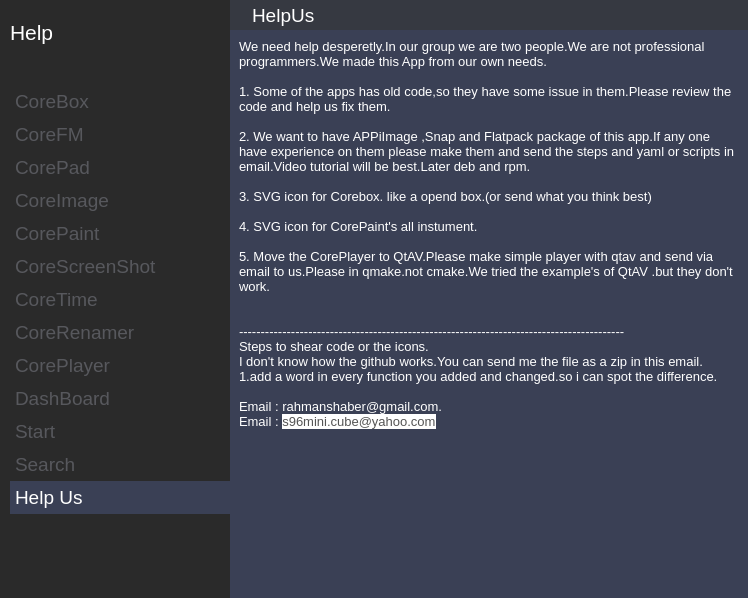
First picture: the form in app/help/help.ui, repository rahmanshaber/corebox, before the edit.
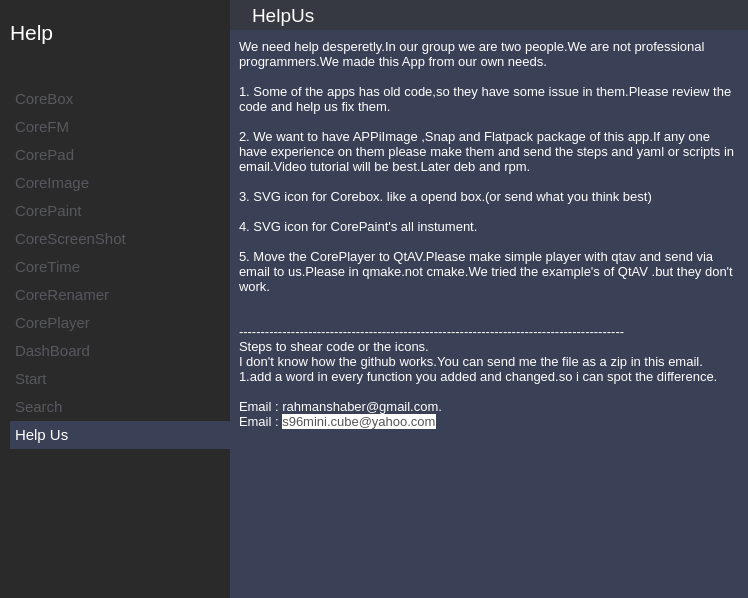
Second picture: the form after the edit. Icons and pictures are not drawn.

```diff
--- a/app/help/help.ui
+++ b/app/help/help.ui
@@ -875,7 +875,7 @@
        <widget class="QPushButton" name="corebox">
         <property name="font">
          <font>
-          <pointsize>14</pointsize>
+          <pointsize>11</pointsize>
          </font>
         </property>
         <property name="styleSheet">
@@ -911,7 +911,7 @@
        <widget class="QPushButton" name="corefm">
         <property name="font">
          <font>
-          <pointsize>14</pointsize>
+          <pointsize>11</pointsize>
          </font>
         </property>
         <property name="styleSheet">
@@ -947,7 +947,7 @@
        <widget class="QPushButton" name="corepad">
         <property name="font">
          <font>
-          <pointsize>14</pointsize>
+          <pointsize>11</pointsize>
          </font>
         </property>
         <property name="styleSheet">
@@ -983,7 +983,7 @@
        <widget class="QPushButton" name="coreimage">
         <property name="font">
          <font>
-          <pointsize>14</pointsize>
+          <pointsize>11</pointsize>
          </font>
         </property>
         <property name="styleSheet">
@@ -992,7 +992,7 @@
 padding: 5px 5px 5px 5px;
 }
 QPushButton:checked{
-background-color:#073B63; 
+background-color:#3A4055; 
 }
 QPushButton:!checked{
 color: #57585D ;
@@ -1019,7 +1019,7 @@
        <widget class="QPushButton" name="corepaint">
         <property name="font">
          <font>
-          <pointsize>14</pointsize>
+          <pointsize>11</pointsize>
          </font>
         </property>
         <property name="styleSheet">
@@ -1055,7 +1055,7 @@
        <widget class="QPushButton" name="corescrshot">
         <property name="font">
          <font>
-          <pointsize>14</pointsize>
+          <pointsize>11</pointsize>
          </font>
         </property>
         <property name="styleSheet">
@@ -1091,7 +1091,7 @@
        <widget class="QPushButton" name="coretime">
         <property name="font">
          <font>
-          <pointsize>14</pointsize>
+          <pointsize>11</pointsize>
          </font>
         </property>
         <property name="styleSheet">
@@ -1127,7 +1127,7 @@
        <widget class="QPushButton" name="corerenamer">
         <property name="font">
          <font>
-          <pointsize>14</pointsize>
+          <pointsize>11</pointsize>
          </font>
         </property>
         <property name="styleSheet">
@@ -1163,7 +1163,7 @@
        <widget class="QPushButton" name="coreplayer">
         <property name="font">
          <font>
-          <pointsize>14</pointsize>
+          <pointsize>11</pointsize>
          </font>
         </property>
         <property name="styleSheet">
@@ -1199,7 +1199,7 @@
        <widget class="QPushButton" name="dashboard">
         <property name="font">
          <font>
-          <pointsize>14</pointsize>
+          <pointsize>11</pointsize>
          </font>
         </property>
         <property name="styleSheet">
@@ -1235,7 +1235,7 @@
        <widget class="QPushButton" name="start">
         <property name="font">
          <font>
-          <pointsize>14</pointsize>
+          <pointsize>11</pointsize>
          </font>
         </property>
         <property name="styleSheet">
@@ -1271,7 +1271,7 @@
        <widget class="QPushButton" name="search">
         <property name="font">
          <font>
-          <pointsize>14</pointsize>
+          <pointsize>11</pointsize>
          </font>
         </property>
         <property name="styleSheet">
@@ -1298,7 +1298,7 @@
        <widget class="QPushButton" name="helpus">
         <property name="font">
          <font>
-          <pointsize>14</pointsize>
+          <pointsize>11</pointsize>
          </font>
         </property>
         <property name="styleSheet">
```
